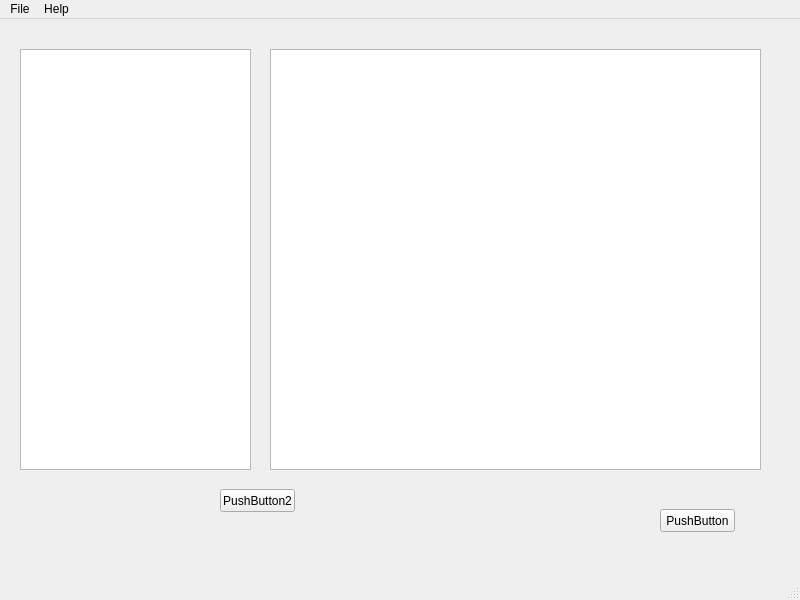
Old version of the form DolfinID.ui in the repository jikhanjung/DolfinDesktop.
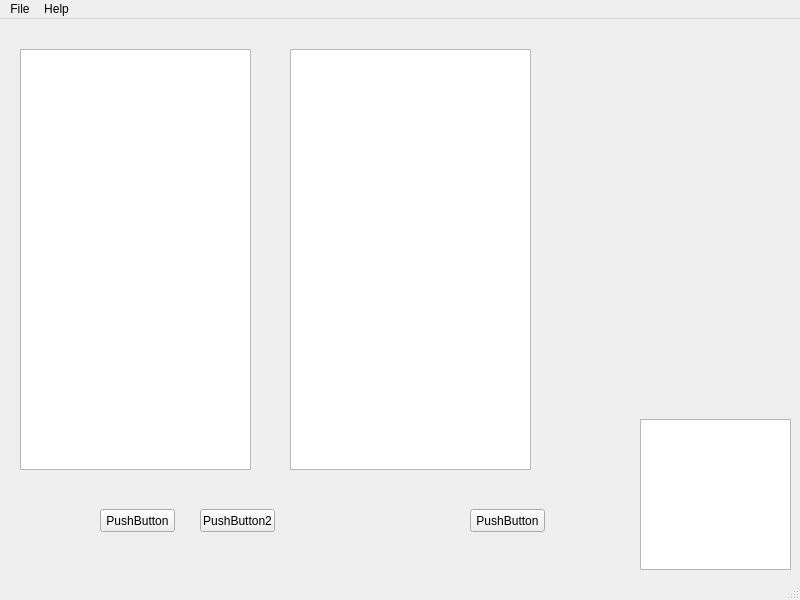
New version of the form.

Commit message: working on rest client feature

```diff
--- a/DolfinID.ui
+++ b/DolfinID.ui
@@ -27,7 +27,7 @@
    <widget class="QPushButton" name="pushButton">
     <property name="geometry">
      <rect>
-      <x>660</x>
+      <x>100</x>
       <y>490</y>
       <width>75</width>
       <height>23</height>
@@ -40,18 +40,18 @@
    <widget class="QListView" name="listView">
     <property name="geometry">
      <rect>
-      <x>270</x>
-      <y>30</y>
-      <width>491</width>
-      <height>421</height>
+      <x>640</x>
+      <y>400</y>
+      <width>151</width>
+      <height>151</height>
      </rect>
     </property>
    </widget>
    <widget class="QPushButton" name="pushButton_2">
     <property name="geometry">
      <rect>
-      <x>220</x>
-      <y>470</y>
+      <x>200</x>
+      <y>490</y>
       <width>75</width>
       <height>23</height>
      </rect>
@@ -60,6 +60,35 @@
      <string>PushButton2</string>
     </property>
    </widget>
+   <widget class="QPushButton" name="pushButton_3">
+    <property name="geometry">
+     <rect>
+      <x>470</x>
+      <y>490</y>
+      <width>75</width>
+      <height>23</height>
+     </rect>
+    </property>
+    <property name="text">
+     <string>PushButton</string>
+    </property>
+   </widget>
+   <widget class="QTableView" name="tableView">
+    <property name="geometry">
+     <rect>
+      <x>290</x>
+      <y>30</y>
+      <width>241</width>
+      <height>421</height>
+     </rect>
+    </property>
+    <property name="showGrid">
+     <bool>false</bool>
+    </property>
+    <property name="gridStyle">
+     <enum>Qt::NoPen</enum>
+    </property>
+   </widget>
   </widget>
   <widget class="QMenuBar" name="menubar">
    <property name="geometry">
```
The commit also changes 1 other file.
